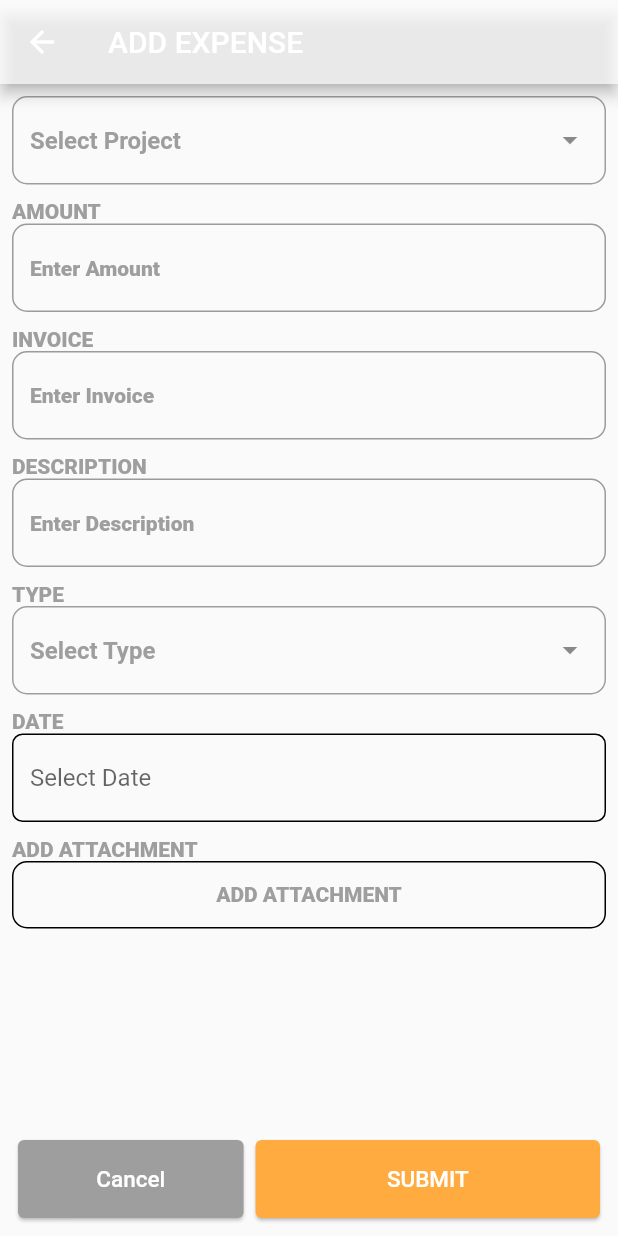
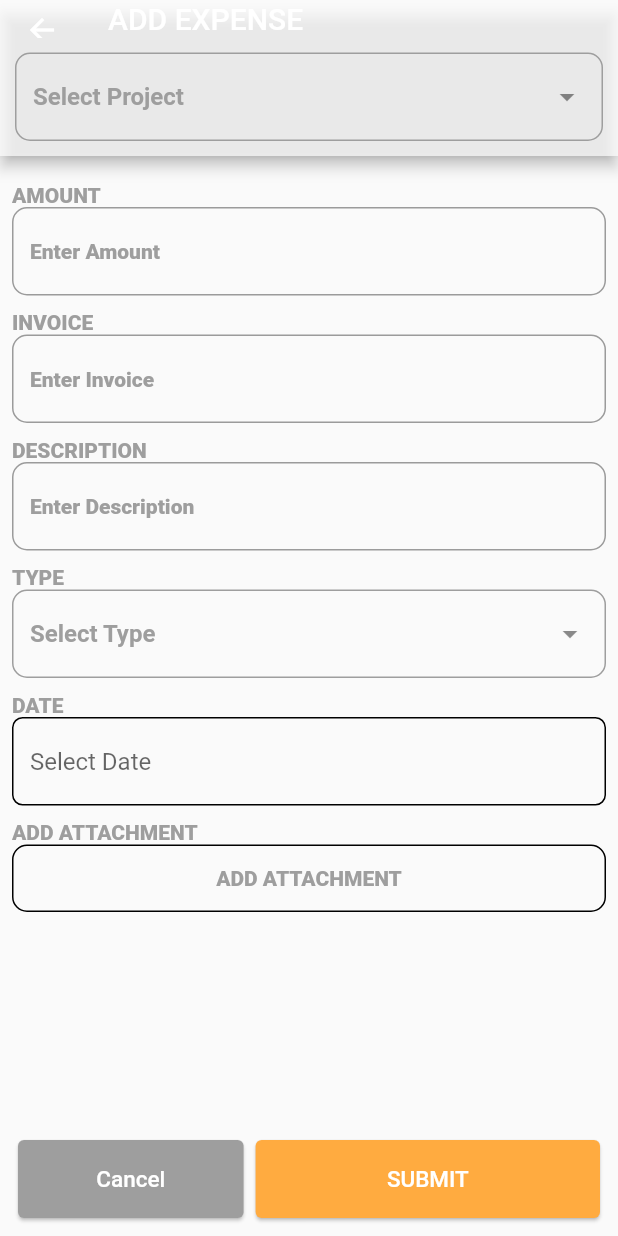
Before and after one commit to Anand-Jangid/attendencesheet, a Flutter app: the AddExpenseScreen screen opened directly, on a phone screen of 412 x 824 dp. Run offline on Flutter 3.47's test engine with Material 2 defaults, Android fonts, the phone set to English and light mode, and no system bars; drawn by our look-alikes of dropdown_textfield; our stand-ins replace file_picker, get, modal_progress_hud_nsn; network calls fail.

Commit message:
Appbar issue resolved

```diff
--- a/lib/Screens/site_map_screens/project_expense/project_expense_screen/add_expense_screen.dart
+++ b/lib/Screens/site_map_screens/project_expense/project_expense_screen/add_expense_screen.dart
@@ -43,14 +43,11 @@ class _AddExpenseScreenState extends State<AddExpenseScreen> {
       resizeToAvoidBottomInset: false,
       appBar: AppBar(
         title: const Text("ADD EXPENSE"),
-      ),
-      body: Padding(
-        padding: const EdgeInsets.all(8.0),
-        child: Column(
-          mainAxisAlignment: MainAxisAlignment.start,
-          crossAxisAlignment: CrossAxisAlignment.start,
-          children: [
-            DropDownTextFielD(
+        bottom: PreferredSize(
+          preferredSize: const Size.fromHeight(48.0),
+          child: Padding(
+            padding: const EdgeInsets.all(10.0),
+            child: DropDownTextFielD(
               controller: projectController,
               dropDownList: const [
                 DropDownValueModel(name: 'Web Dev', value: '7bz72xg15b50t2z'),
@@ -60,6 +57,17 @@ class _AddExpenseScreenState extends State<AddExpenseScreen> {
               ],
               hintText: "Select Project",
             ),
+          ),
+        ),
+      ),
+
+      body: Padding(
+        padding: const EdgeInsets.all(8.0),
+        child: Column(
+          mainAxisAlignment: MainAxisAlignment.start,
+          crossAxisAlignment: CrossAxisAlignment.start,
+          children: [
+
             const SizedBox(
               height: 10,
             ),
```
Also changed, not shown: lib/Screens/site_map_screens/project_expense/project_expense_screen/edit_expense_screen.dart (+15 -8 lines).
